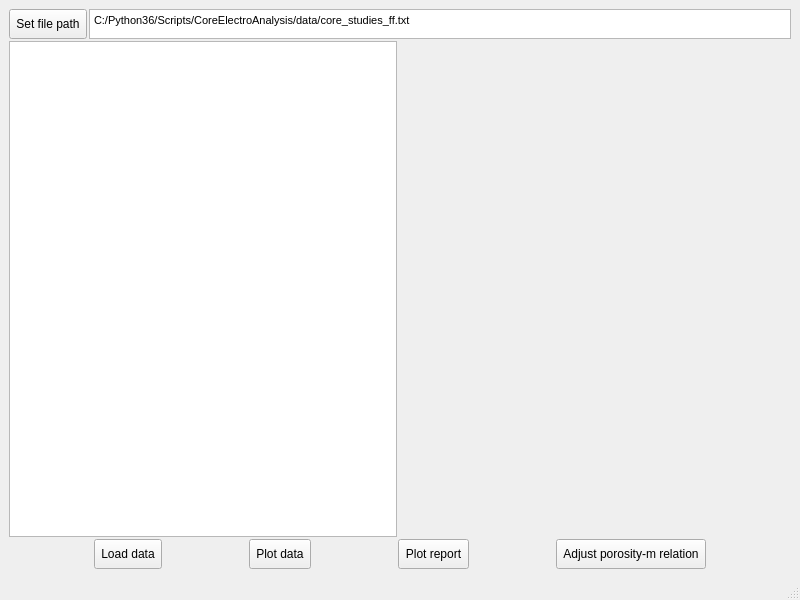
Before: the Qt Designer form ui/CoreElectroAnalysisMainwindow.ui in PyScientist/CoreElectroAnalysis, drawn with Qt 5.
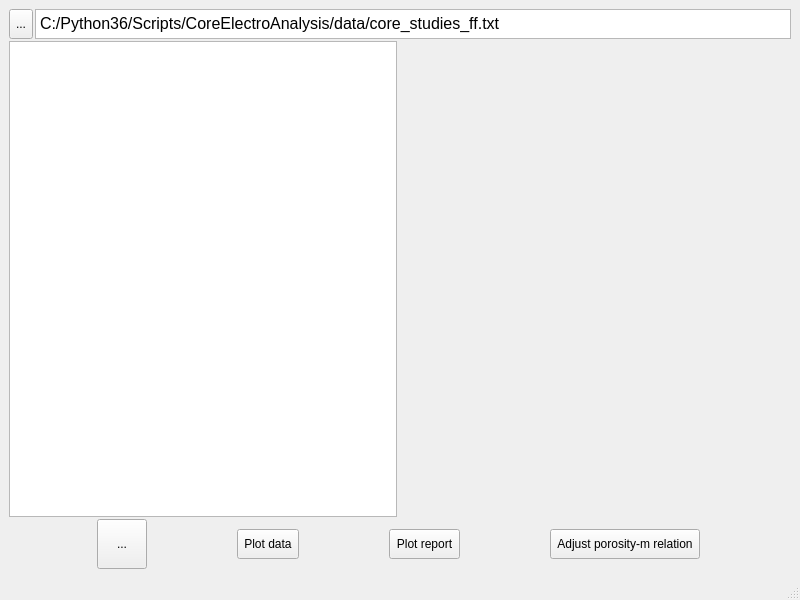
After: the same form once the commit is applied.

Patch:
```diff
--- a/ui/CoreElectroAnalysisMainwindow.ui
+++ b/ui/CoreElectroAnalysisMainwindow.ui
@@ -36,12 +36,12 @@
         </property>
         <property name="maximumSize">
          <size>
-          <width>16777215</width>
+          <width>30</width>
           <height>30</height>
          </size>
         </property>
         <property name="text">
-         <string>Set file path</string>
+         <string>...</string>
         </property>
        </widget>
       </item>
@@ -70,7 +70,7 @@
 &lt;html&gt;&lt;head&gt;&lt;meta name=&quot;qrichtext&quot; content=&quot;1&quot; /&gt;&lt;style type=&quot;text/css&quot;&gt;
 p, li { white-space: pre-wrap; }
 &lt;/style&gt;&lt;/head&gt;&lt;body style=&quot; font-family:'MS Shell Dlg 2'; font-size:8.25pt; font-weight:400; font-style:normal;&quot;&gt;
-&lt;p style=&quot; margin-top:0px; margin-bottom:0px; margin-left:0px; margin-right:0px; -qt-block-indent:0; text-indent:0px;&quot;&gt;&lt;span style=&quot; font-size:8pt;&quot;&gt;C:/Python36/Scripts/CoreElectroAnalysis/data/core_studies_ff.txt&lt;/span&gt;&lt;/p&gt;&lt;/body&gt;&lt;/html&gt;</string>
+&lt;p style=&quot; margin-top:0px; margin-bottom:0px; margin-left:0px; margin-right:0px; -qt-block-indent:0; text-indent:0px;&quot;&gt;&lt;span style=&quot; font-size:12pt;&quot;&gt;C:/Python36/Scripts/CoreElectroAnalysis/data/core_studies_ff.txt&lt;/span&gt;&lt;/p&gt;&lt;/body&gt;&lt;/html&gt;</string>
         </property>
        </widget>
       </item>
@@ -137,18 +137,18 @@
         </property>
         <property name="minimumSize">
          <size>
-          <width>0</width>
-          <height>30</height>
+          <width>50</width>
+          <height>50</height>
          </size>
         </property>
         <property name="maximumSize">
          <size>
-          <width>16777215</width>
-          <height>30</height>
+          <width>50</width>
+          <height>50</height>
          </size>
         </property>
         <property name="text">
-         <string>Load data</string>
+         <string>...</string>
         </property>
        </widget>
       </item>
```
Left out of the diff: 8 changed lines with no effect on the pictures.
